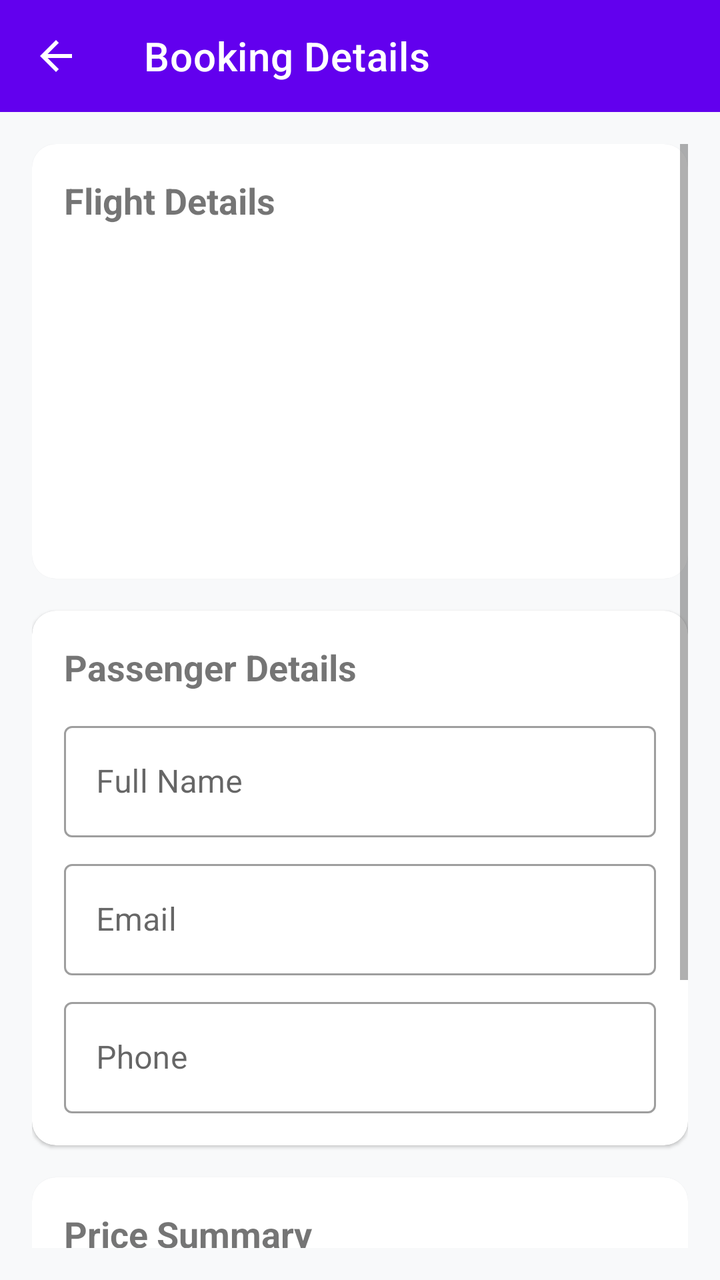
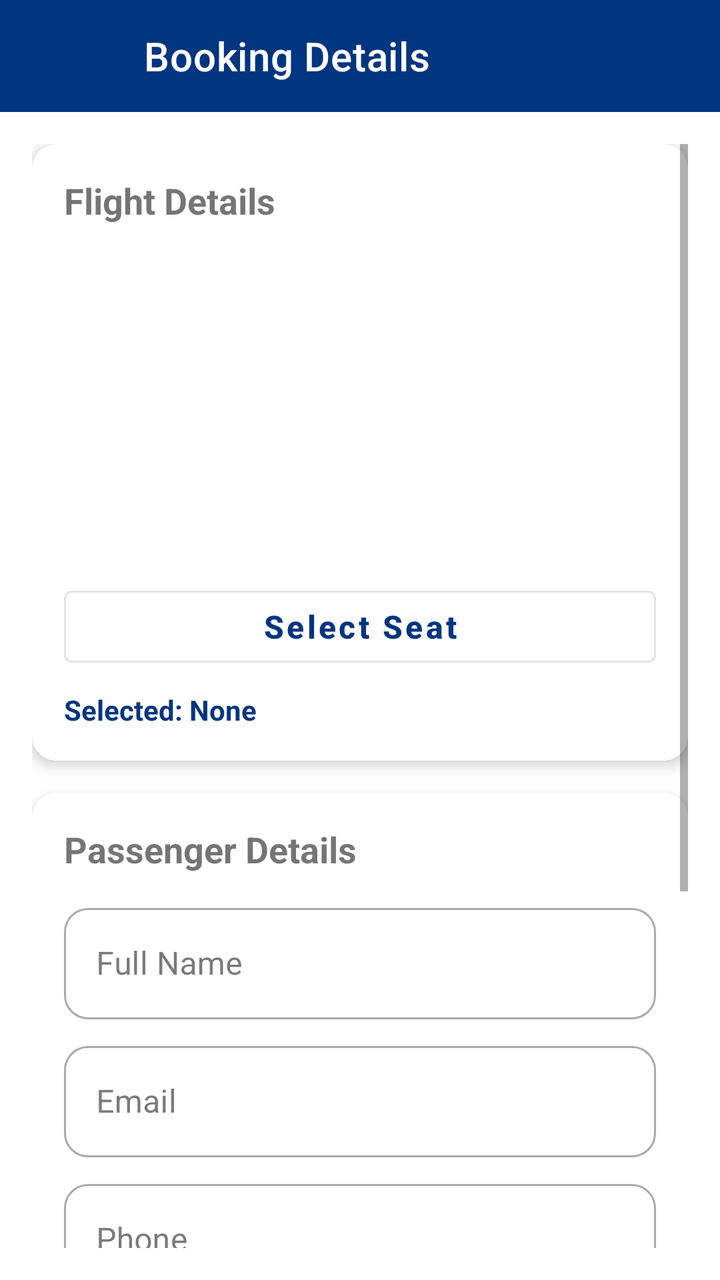

Screens rendered from an Android XML layout before and after an edit, with the pre-edit source and the edit as a unified diff.
<!-- AndroidManifest.xml: application theme Theme.AgodaApp -->
<!-- res/layout/activity_booking_details.xml -->
<?xml version="1.0" encoding="utf-8"?>
<LinearLayout xmlns:android="http://schemas.android.com/apk/res/android"
    xmlns:app="http://schemas.android.com/apk/res-auto"
    android:layout_width="match_parent"
    android:layout_height="match_parent"
    android:orientation="vertical"
    android:background="#F8F9FA">

    <com.google.android.material.appbar.MaterialToolbar
        android:id="@+id/toolbar"
        android:layout_width="match_parent"
        android:layout_height="?attr/actionBarSize"
        android:background="#6200EE"
        app:title="Booking Details"
        app:titleTextColor="@android:color/white"
        app:navigationIcon="@drawable/ic_back" />

    <ScrollView
        android:layout_width="match_parent"
        android:layout_height="match_parent"
        android:padding="16dp">

        <LinearLayout
            android:layout_width="match_parent"
            android:layout_height="wrap_content"
            android:orientation="vertical">

            
            <com.google.android.material.card.MaterialCardView
                android:layout_width="match_parent"
                android:layout_height="wrap_content"
                app:cardCornerRadius="12dp"
                android:layout_marginBottom="16dp">

                <LinearLayout
                    android:layout_width="match_parent"
                    android:layout_height="wrap_content"
                    android:orientation="vertical"
                    android:padding="16dp">

                    <TextView
                        android:layout_width="wrap_content"
                        android:layout_height="wrap_content"
                        android:text="Flight Details"
                        android:textSize="18sp"
                        android:textStyle="bold" />

                    <TextView
                        android:id="@+id/tvAirline"
                        android:layout_width="wrap_content"
                        android:layout_height="wrap_content"
                        android:layout_marginTop="8dp" />

                    <TextView
                        android:id="@+id/tvFlightNumber"
                        android:layout_width="wrap_content"
                        android:layout_height="wrap_content"
                        android:textSize="12sp"
                        android:textColor="#757575" />

                    <LinearLayout
                        android:layout_width="match_parent"
                        android:layout_height="wrap_content"
                        android:orientation="horizontal"
                        android:layout_marginTop="12dp">

                        <LinearLayout
                            android:layout_width="0dp"
                            android:layout_height="wrap_content"
                            android:layout_weight="1"
                            android:orientation="vertical">

                            <TextView
                                android:id="@+id/tvDepartureTime"
                                android:layout_width="wrap_content"
                                android:layout_height="wrap_content"
                                android:textSize="18sp"
                                android:textStyle="bold"
                                android:textColor="#6200EE" />

                            <TextView
                                android:id="@+id/tvFrom"
                                android:layout_width="wrap_content"
                                android:layout_height="wrap_content"
                                android:textSize="12sp"
                                android:textColor="#757575" />

                        </LinearLayout>

                        <TextView
                            android:id="@+id/tvDuration"
                            android:layout_width="wrap_content"
                            android:layout_height="wrap_content"
                            android:layout_gravity="center"
                            android:textSize="12sp"
                            android:textColor="#757575" />

                        <LinearLayout
                            android:layout_width="0dp"
                            android:layout_height="wrap_content"
                            android:layout_weight="1"
                            android:orientation="vertical"
                            android:gravity="end">

                            <TextView
                                android:id="@+id/tvArrivalTime"
                                android:layout_width="wrap_content"
                                android:layout_height="wrap_content"
                                android:textSize="18sp"
                                android:textStyle="bold"
                                android:textColor="#6200EE" />

                            <TextView
                                android:id="@+id/tvTo"
                                android:layout_width="wrap_content"
                                android:layout_height="wrap_content"
                                android:textSize="12sp"
                                android:textColor="#757575" />

                        </LinearLayout>

                    </LinearLayout>

                    <TextView
                        android:id="@+id/tvFlightDate"
                        android:layout_width="wrap_content"
                        android:layout_height="wrap_content"
                        android:layout_marginTop="8dp" />

                    <TextView
                        android:id="@+id/tvGateInfo"
                        android:layout_width="wrap_content"
                        android:layout_height="wrap_content" />

                    <TextView
                        android:id="@+id/tvBaggageInfo"
                        android:layout_width="wrap_content"
                        android:layout_height="wrap_content" />

                </LinearLayout>

            </com.google.android.material.card.MaterialCardView>

            
            <com.google.android.material.card.MaterialCardView
                android:layout_width="match_parent"
                android:layout_height="wrap_content"
                app:cardCornerRadius="12dp"
                android:layout_marginBottom="16dp">

                <LinearLayout
                    android:layout_width="match_parent"
                    android:layout_height="wrap_content"
                    android:orientation="vertical"
                    android:padding="16dp">

                    <TextView
                        android:layout_width="wrap_content"
                        android:layout_height="wrap_content"
                        android:text="Passenger Details"
                        android:textSize="18sp"
                        android:textStyle="bold" />

                    <com.google.android.material.textfield.TextInputLayout
                        android:layout_width="match_parent"
                        android:layout_height="wrap_content"
                        android:layout_marginTop="12dp"
                        style="@style/Widget.MaterialComponents.TextInputLayout.OutlinedBox"
                        android:hint="Full Name">

                        <com.google.android.material.textfield.TextInputEditText
                            android:id="@+id/etPassengerName"
                            android:layout_width="match_parent"
                            android:layout_height="wrap_content" />

                    </com.google.android.material.textfield.TextInputLayout>

                    <com.google.android.material.textfield.TextInputLayout
                        android:layout_width="match_parent"
                        android:layout_height="wrap_content"
                        android:layout_marginTop="8dp"
                        style="@style/Widget.MaterialComponents.TextInputLayout.OutlinedBox"
                        android:hint="Email">

                        <com.google.android.material.textfield.TextInputEditText
                            android:id="@+id/etPassengerEmail"
                            android:layout_width="match_parent"
                            android:layout_height="wrap_content"
                            android:inputType="textEmailAddress" />

                    </com.google.android.material.textfield.TextInputLayout>

                    <com.google.android.material.textfield.TextInputLayout
                        android:layout_width="match_parent"
                        android:layout_height="wrap_content"
                        android:layout_marginTop="8dp"
                        style="@style/Widget.MaterialComponents.TextInputLayout.OutlinedBox"
                        android:hint="Phone">

                        <com.google.android.material.textfield.TextInputEditText
                            android:id="@+id/etPassengerPhone"
                            android:layout_width="match_parent"
                            android:layout_height="wrap_content"
                            android:inputType="phone" />

                    </com.google.android.material.textfield.TextInputLayout>

                </LinearLayout>

            </com.google.android.material.card.MaterialCardView>

            
            <com.google.android.material.card.MaterialCardView
                android:layout_width="match_parent"
                android:layout_height="wrap_content"
                app:cardCornerRadius="12dp"
                android:layout_marginBottom="16dp">

                <LinearLayout
                    android:layout_width="match_parent"
                    android:layout_height="wrap_content"
                    android:orientation="vertical"
                    android:padding="16dp">

                    <TextView
                        android:layout_width="wrap_content"
                        android:layout_height="wrap_content"
                        android:text="Price Summary"
                        android:textSize="18sp"
                        android:textStyle="bold" />

                    <LinearLayout
                        android:layout_width="match_parent"
                        android:layout_height="wrap_content"
                        android:orientation="horizontal"
                        android:layout_marginTop="8dp">

                        <TextView
                            android:layout_width="0dp"
                            android:layout_height="wrap_content"
                            android:layout_weight="1"
                            android:text="Base Fare" />

                        <TextView
                            android:id="@+id/tvBaseFare"
                            android:layout_width="wrap_content"
                            android:layout_height="wrap_content" />

                    </LinearLayout>

                    <LinearLayout
                        android:layout_width="match_parent"
                        android:layout_height="wrap_content"
                        android:orientation="horizontal"
                        android:layout_marginTop="4dp">

                        <TextView
                            android:layout_width="0dp"
                            android:layout_height="wrap_content"
                            android:layout_weight="1"
                            android:text="Passengers" />

                        <TextView
                            android:id="@+id/tvPassengerCount"
                            android:layout_width="wrap_content"
                            android:layout_height="wrap_content" />

                    </LinearLayout>

                    <LinearLayout
                        android:layout_width="match_parent"
                        android:layout_height="wrap_content"
                        android:orientation="horizontal"
                        android:layout_marginTop="4dp">

                        <TextView
                            android:layout_width="0dp"
                            android:layout_height="wrap_content"
                            android:layout_weight="1"
                            android:text="Taxes" />

                        <TextView
                            android:id="@+id/tvTaxes"
                            android:layout_width="wrap_content"
                            android:layout_height="wrap_content" />

                    </LinearLayout>

                    <View
                        android:layout_width="match_parent"
                        android:layout_height="1dp"
                        android:background="#E0E0E0"
                        android:layout_marginTop="8dp" />

                    <LinearLayout
                        android:layout_width="match_parent"
                        android:layout_height="wrap_content"
                        android:orientation="horizontal"
                        android:layout_marginTop="8dp">

                        <TextView
                            android:layout_width="0dp"
                            android:layout_height="wrap_content"
                            android:layout_weight="1"
                            android:text="Total"
                            android:textSize="16sp"
                            android:textStyle="bold" />

                        <TextView
                            android:id="@+id/tvTotalPrice"
                            android:layout_width="wrap_content"
                            android:layout_height="wrap_content"
                            android:textSize="18sp"
                            android:textStyle="bold"
                            android:textColor="#6200EE" />

                    </LinearLayout>

                </LinearLayout>

            </com.google.android.material.card.MaterialCardView>

            
            <com.google.android.material.button.MaterialButton
                android:id="@+id/btnConfirmBooking"
                android:layout_width="match_parent"
                android:layout_height="52dp"
                android:text="Confirm Booking"
                android:backgroundTint="#6200EE" />

        </LinearLayout>

    </ScrollView>

</LinearLayout>
<!-- resources referenced by this layout -->
<resources>
  <!-- drawable ic_back (drawable) -->
  <vector xmlns:android="http://schemas.android.com/apk/res/android"
      android:width="24dp"
      android:height="24dp"
      android:viewportWidth="24"
      android:viewportHeight="24"
      android:tint="@android:color/white">
      <path
          android:fillColor="@android:color/white"
          android:pathData="M20,11H7.83l5.59,-5.59L12,4l-8,8 8,8 1.41,-1.41L7.83,13H20v-2z"/>
  </vector>
  <style name="Theme.AgodaApp" parent="Theme.MaterialComponents.DayNight.NoActionBar">
          
          <item name="colorPrimary">#6200EE</item>
          <item name="colorPrimaryVariant">#3700B3</item>
          <item name="colorOnPrimary">@android:color/white</item>
  
          
          <item name="colorSecondary">#03DAC5</item>
          <item name="colorSecondaryVariant">#018786</item>
          <item name="colorOnSecondary">@android:color/black</item>
  
          
          <item name="android:statusBarColor">?attr/colorPrimaryVariant</item>
  
          
          <item name="android:fontFamily">sans-serif</item>
  
          
          <item name="materialButtonStyle">@style/Widget.MaterialComponents.Button</item>
          <item name="materialCardViewStyle">@style/Widget.MaterialComponents.CardView</item>
      </style>
</resources>

<!-- the commit's change to res/layout/activity_booking_details.xml (unified diff, before → after) -->
@@ -4,15 +4,15 @@
     android:layout_width="match_parent"
     android:layout_height="match_parent"
     android:orientation="vertical"
-    android:background="#F8F9FA">
+    android:background="?android:attr/windowBackground">
 
     <com.google.android.material.appbar.MaterialToolbar
         android:id="@+id/toolbar"
         android:layout_width="match_parent"
         android:layout_height="?attr/actionBarSize"
-        android:background="#6200EE"
+        android:background="?attr/colorPrimary"
         app:title="Booking Details"
-        app:titleTextColor="@android:color/white"
+        app:titleTextColor="@color/white"
         app:navigationIcon="@drawable/ic_back" />
 
     <ScrollView
@@ -56,7 +56,7 @@
                         android:layout_width="wrap_content"
                         android:layout_height="wrap_content"
                         android:textSize="12sp"
-                        android:textColor="#757575" />
+                        android:textColor="@color/gray_600" />
 
                     <LinearLayout
                         android:layout_width="match_parent"
@@ -76,14 +76,14 @@
                                 android:layout_height="wrap_content"
                                 android:textSize="18sp"
                                 android:textStyle="bold"
-                                android:textColor="#6200EE" />
+                                android:textColor="?attr/colorPrimary" />
 
                             <TextView
                                 android:id="@+id/tvFrom"
                                 android:layout_width="wrap_content"
                                 android:layout_height="wrap_content"
                                 android:textSize="12sp"
-                                android:textColor="#757575" />
+                                android:textColor="@color/gray_600" />
 
                         </LinearLayout>
 
@@ -93,7 +93,7 @@
                             android:layout_height="wrap_content"
                             android:layout_gravity="center"
                             android:textSize="12sp"
-                            android:textColor="#757575" />
+                            android:textColor="@color/gray_600" />
 
                         <LinearLayout
                             android:layout_width="0dp"
@@ -108,14 +108,14 @@
                                 android:layout_height="wrap_content"
                                 android:textSize="18sp"
                                 android:textStyle="bold"
-                                android:textColor="#6200EE" />
+                                android:textColor="?attr/colorPrimary" />
 
                             <TextView
                                 android:id="@+id/tvTo"
                                 android:layout_width="wrap_content"
                                 android:layout_height="wrap_content"
                                 android:textSize="12sp"
-                                android:textColor="#757575" />
+                                android:textColor="@color/gray_600" />
 
                         </LinearLayout>
 
@@ -136,6 +136,23 @@
                         android:id="@+id/tvBaggageInfo"
                         android:layout_width="wrap_content"
                         android:layout_height="wrap_content" />
+
+                    <com.google.android.material.button.MaterialButton
+                        android:id="@+id/btnSelectSeat"
+                        android:layout_width="match_parent"
+                        android:layout_height="wrap_content"
+                        android:layout_marginTop="16dp"
+                        android:text="Select Seat"
+                        style="@style/Widget.MaterialComponents.Button.OutlinedButton" />
+
+                    <TextView
+                        android:id="@+id/tvSelectedSeat"
+                        android:layout_width="wrap_content"
+                        android:layout_height="wrap_content"
+                        android:layout_marginTop="8dp"
+                        android:text="Selected: None"
+                        android:textStyle="bold"
+                        android:textColor="@color/agoda_blue" />
 
                 </LinearLayout>
 
@@ -289,7 +306,7 @@
                     <View
                         android:layout_width="match_parent"
                         android:layout_height="1dp"
-                        android:background="#E0E0E0"
+                        android:background="@color/gray_300"
                         android:layout_marginTop="8dp" />
 
                     <LinearLayout
@@ -312,7 +329,7 @@
                             android:layout_height="wrap_content"
                             android:textSize="18sp"
                             android:textStyle="bold"
-                            android:textColor="#6200EE" />
+                            android:textColor="?attr/colorPrimary" />
 
                     </LinearLayout>
 
@@ -326,7 +343,7 @@
                 android:layout_width="match_parent"
                 android:layout_height="52dp"
                 android:text="Confirm Booking"
-                android:backgroundTint="#6200EE" />
+                android:backgroundTint="?attr/colorPrimary" />
 
         </LinearLayout>
 
<!-- resource entries referenced after the edit -->
@@ -1,5 +1,9 @@
 <!-- resources referenced by this layout -->
 <resources>
+  <color name="agoda_blue">#003580</color>
+  <color name="gray_300">#E0E0E0</color>
+  <color name="gray_600">#757575</color>
+  <color name="white">#FFFFFFFF</color>
   <!-- drawable ic_back (drawable) -->
   <vector xmlns:android="http://schemas.android.com/apk/res/android"
       android:width="24dp"
@@ -11,26 +15,60 @@
           android:fillColor="@android:color/white"
           android:pathData="M20,11H7.83l5.59,-5.59L12,4l-8,8 8,8 1.41,-1.41L7.83,13H20v-2z"/>
   </vector>
-  <style name="Theme.AgodaApp" parent="Theme.MaterialComponents.DayNight.NoActionBar">
+  <style name="Theme.AgodaApp" parent="Theme.MaterialComponents.Light.NoActionBar">
           
-          <item name="colorPrimary">#6200EE</item>
-          <item name="colorPrimaryVariant">#3700B3</item>
-          <item name="colorOnPrimary">@android:color/white</item>
+          <item name="colorPrimary">@color/agoda_blue</item>
+          <item name="colorPrimaryVariant">@color/agoda_blue_dark</item>
+          <item name="colorOnPrimary">@color/white</item>
   
           
-          <item name="colorSecondary">#03DAC5</item>
-          <item name="colorSecondaryVariant">#018786</item>
-          <item name="colorOnSecondary">@android:color/black</item>
+          <item name="colorSecondary">@color/agoda_blue</item>
+          <item name="colorSecondaryVariant">@color/agoda_blue_dark</item>
+          <item name="colorOnSecondary">@color/white</item>
   
           
-          <item name="android:statusBarColor">?attr/colorPrimaryVariant</item>
+          <item name="android:windowBackground">@color/white</item>
+          <item name="colorSurface">@color/white</item>
+          <item name="colorOnSurface">@color/gray_900</item>
   
           
-          <item name="android:fontFamily">sans-serif</item>
+          <item name="android:statusBarColor">@color/white</item>
+          <item name="android:windowLightStatusBar">true</item>
   
           
-          <item name="materialButtonStyle">@style/Widget.MaterialComponents.Button</item>
-          <item name="materialCardViewStyle">@style/Widget.MaterialComponents.CardView</item>
+          <item name="textInputStyle">@style/Widget.Agoda.TextInputLayout</item>
+          <item name="materialButtonStyle">@style/Widget.Agoda.Button</item>
+          <item name="materialCardViewStyle">@style/Widget.Agoda.CardView</item>
+          <item name="toolbarStyle">@style/Widget.Agoda.Toolbar</item>
+      </style>
+  <color name="agoda_blue_dark">#00224F</color>
+  <color name="gray_900">#212121</color>
+  <style name="Widget.Agoda.TextInputLayout" parent="Widget.MaterialComponents.TextInputLayout.OutlinedBox">
+          <item name="boxStrokeColor">@color/agoda_blue</item>
+          <item name="hintTextColor">@color/agoda_blue</item>
+          <item name="android:textColorHint">@color/gray_600</item>
+          <item name="boxCornerRadiusTopStart">12dp</item>
+          <item name="boxCornerRadiusTopEnd">12dp</item>
+          <item name="boxCornerRadiusBottomStart">12dp</item>
+          <item name="boxCornerRadiusBottomEnd">12dp</item>
+      </style>
+  <style name="Widget.Agoda.Button" parent="Widget.MaterialComponents.Button">
+          <item name="cornerRadius">12dp</item>
+          <item name="android:insetTop">0dp</item>
+          <item name="android:insetBottom">0dp</item>
+          <item name="textAllCaps">false</item>
+          <item name="android:textSize">16sp</item>
+          <item name="android:textStyle">bold</item>
+      </style>
+  <style name="Widget.Agoda.CardView" parent="Widget.MaterialComponents.CardView">
+          <item name="cardCornerRadius">16dp</item>
+          <item name="cardElevation">4dp</item>
+      </style>
+  <style name="Widget.Agoda.Toolbar" parent="Widget.MaterialComponents.Toolbar">
+          <item name="android:background">@color/white</item>
+          <item name="titleTextColor">@color/agoda_blue</item>
+          <item name="subtitleTextColor">@color/gray_600</item>
+          <item name="navigationIconTint">@color/agoda_blue</item>
       </style>
 </resources>
 
